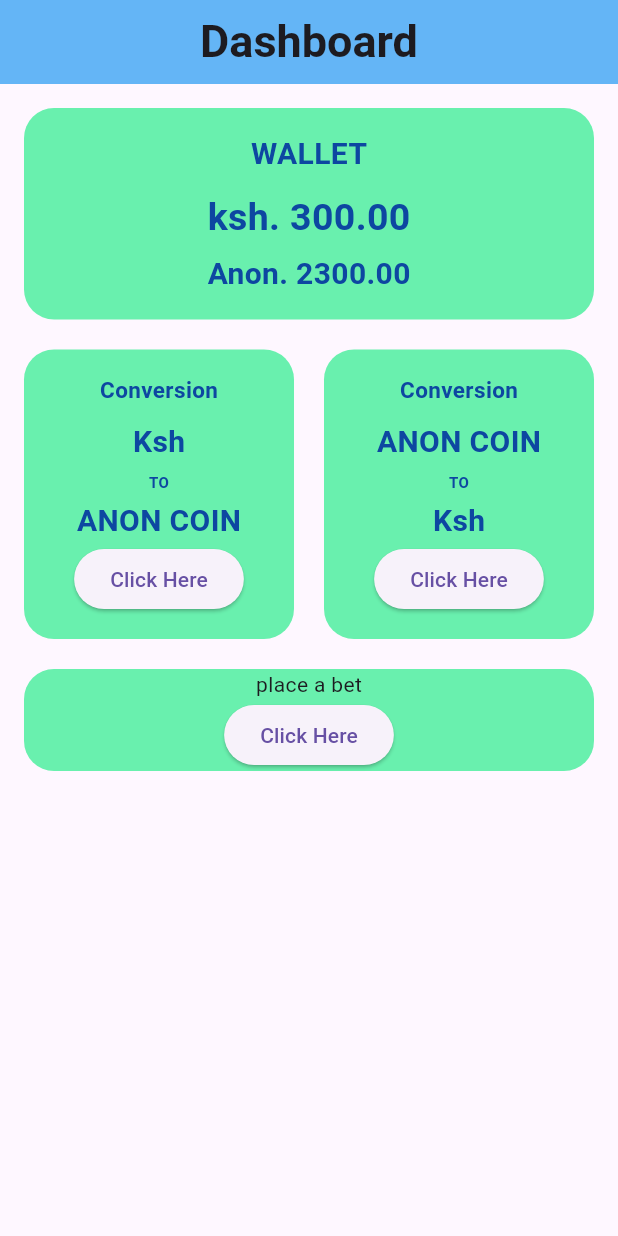
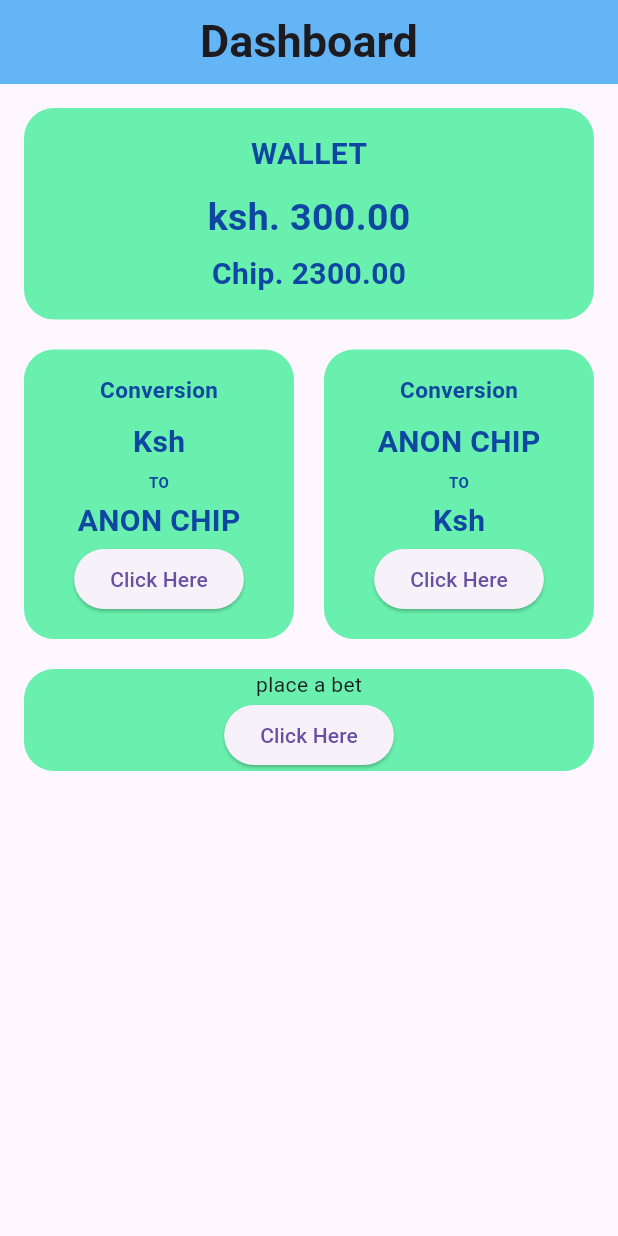
Before and after one commit to Mikebabu254/anon_betting_app, a Flutter app: the screen it shows after launch, after a tap on "LOGIN", on a phone screen of 412 x 824 dp. Run offline on Flutter 3.47's test engine with Material 3 defaults, Android fonts, the phone set to English and light mode, and no system bars; our stand-ins replace google_fonts, supabase_flutter; accounts and stored records are empty.

Commit message:
some few changes

```diff
--- a/lib/UserDashoard.dart
+++ b/lib/UserDashoard.dart
@@ -61,7 +61,7 @@ class _UserdashboardState extends State<Userdashboard> {
                       ),
                       const SizedBox(height: 5),
                       Text(
-                        "Anon. 2300.00",
+                        "Chip. 2300.00",
                         style: TextStyle(
                           color: Colors.blue[900],
                           fontWeight: FontWeight.bold,
@@ -117,7 +117,7 @@ class _UserdashboardState extends State<Userdashboard> {
                             const SizedBox(height: 5),
 
                             Text(
-                              "ANON COIN",
+                              "ANON CHIP",
                               style: TextStyle(
                                 color: Colors.blue[900],
                                 fontWeight: FontWeight.bold,
@@ -157,7 +157,7 @@ class _UserdashboardState extends State<Userdashboard> {
                             const SizedBox(height: 10),
 
                             Text(
-                              "ANON COIN",
+                              "ANON CHIP",
                               style: TextStyle(
                                 color: Colors.blue[900],
                                 fontWeight: FontWeight.bold,
```
